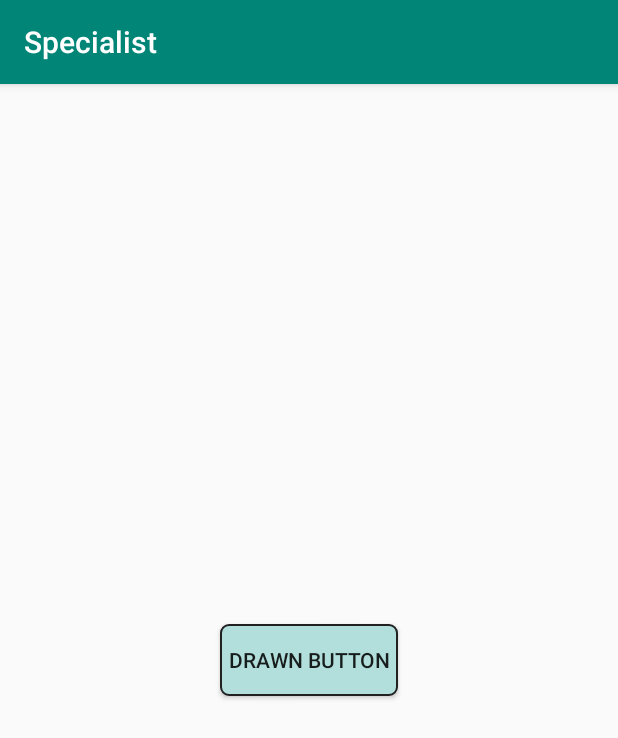
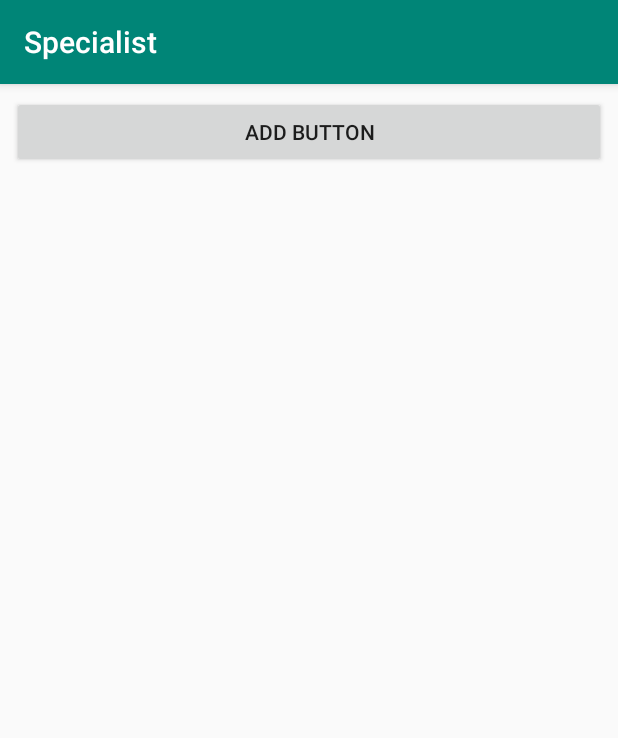
Before and after one commit to omelchenkoaleks/Specialist_1, an Android app: the DrawnActivity screen opened directly, with no data from a screen before it, on a phone screen of 412 x 824 dp. Shown: the top 738 px of the screen. Run offline under Robolectric (Android 15) with nearby library versions, the phone set to English and light mode, and no system bars.

Commit message:
добавляем и удаляем объекты кнопки - используя дерево объектов...

```diff
--- a/app/src/main/java/com/omelchenkoaleks/specialist/DrawnActivity.java
+++ b/app/src/main/java/com/omelchenkoaleks/specialist/DrawnActivity.java
@@ -3,12 +3,33 @@ package com.omelchenkoaleks.specialist;
 import androidx.appcompat.app.AppCompatActivity;
 
 import android.os.Bundle;
+import android.view.View;
+import android.widget.Button;
+import android.widget.LinearLayout;
 
-public class DrawnActivity extends AppCompatActivity {
+public class DrawnActivity extends AppCompatActivity implements View.OnClickListener {
+
+    private int mButtonNo = 1;
 
     @Override
     protected void onCreate(Bundle savedInstanceState) {
         super.onCreate(savedInstanceState);
         setContentView(R.layout.activity_drawn);
     }
+
+    public void onClick(View view) {
+        if (view.getId() == R.id.drawn_button) {
+            Button newButton = new Button(this);
+            newButton.setOnClickListener(this);
+            newButton.setText(getString(R.string.button_no_prefix) + " " + mButtonNo++);
+            ((LinearLayout) view.getParent()).addView(newButton);
+        } else {
+            ((LinearLayout) view.getParent()).removeView(view);
+        }
+    }
+
+    @Override
+    public void onPointerCaptureChanged(boolean hasCapture) {
+
+    }
 }
--- a/app/src/main/res/layout/activity_drawn.xml
+++ b/app/src/main/res/layout/activity_drawn.xml
@@ -1,25 +1,22 @@
 <?xml version="1.0" encoding="utf-8"?>
-<androidx.constraintlayout.widget.ConstraintLayout xmlns:android="http://schemas.android.com/apk/res/android"
+<LinearLayout xmlns:android="http://schemas.android.com/apk/res/android"
     xmlns:app="http://schemas.android.com/apk/res-auto"
     xmlns:tools="http://schemas.android.com/tools"
     android:layout_width="match_parent"
     android:layout_height="match_parent"
+    android:orientation="vertical"
     tools:context=".DrawnActivity">
 
     <Button
         android:id="@+id/drawn_button"
-        android:layout_width="wrap_content"
+        android:layout_width="match_parent"
         android:layout_height="wrap_content"
         android:layout_marginStart="8dp"
         android:layout_marginTop="8dp"
         android:layout_marginEnd="8dp"
         android:layout_marginBottom="8dp"
         android:padding="5dp"
-        android:background="@drawable/button"
-        android:text="@string/drawn_button"
-        app:layout_constraintBottom_toBottomOf="parent"
-        app:layout_constraintEnd_toEndOf="parent"
-        app:layout_constraintStart_toStartOf="parent"
-        app:layout_constraintTop_toTopOf="parent" />
+        android:text="@string/add_button"
+        android:onClick="onClick"/>
 
-</androidx.constraintlayout.widget.ConstraintLayout>
+</LinearLayout>
--- a/app/src/main/res/values/strings.xml
+++ b/app/src/main/res/values/strings.xml
@@ -27,6 +27,8 @@
     <string name="button_btn">button</string>
     <string name="button_clicked">Button clicked</string>
     <string name="drawn_button">drawn button</string>
+    <string name="add_button">add button</string>
+    <string name="button_no_prefix">I am button №</string>
 
     <string-array name="stations">
         <item>Авиамоторная</item>
```
